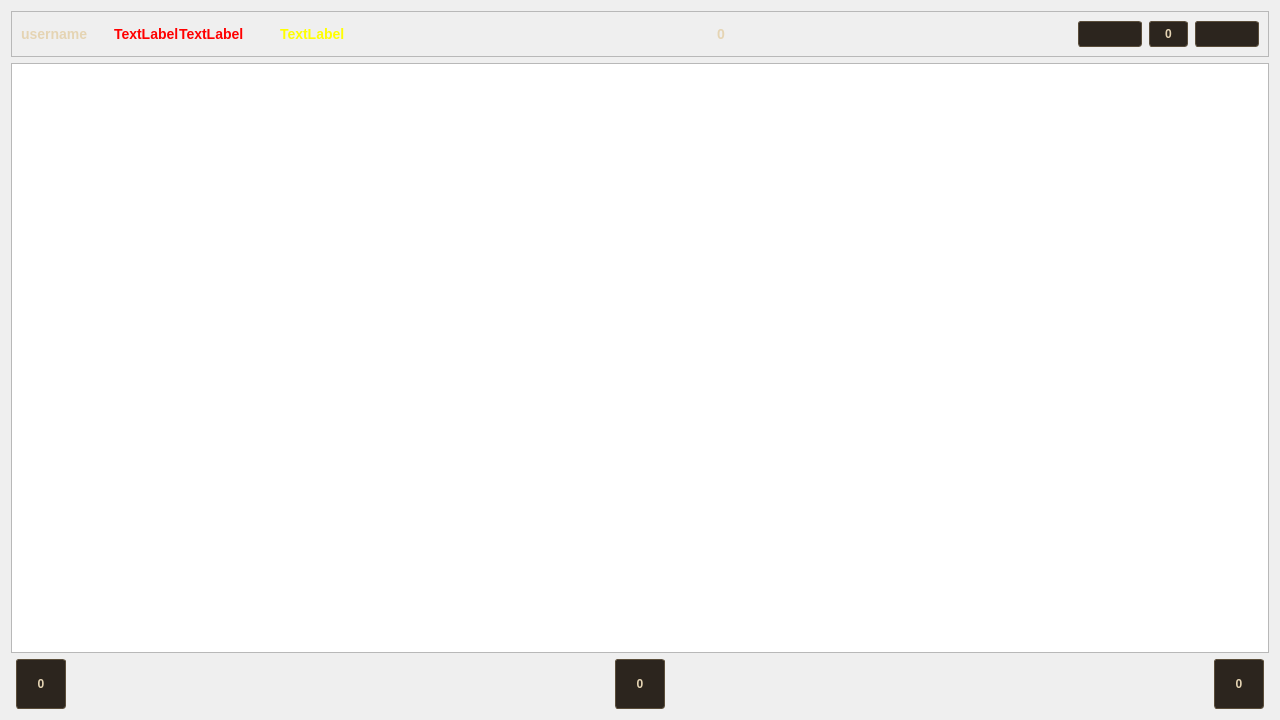
OVahidO/Slay_The_Spire, file gameplay.ui: the form before one commit.
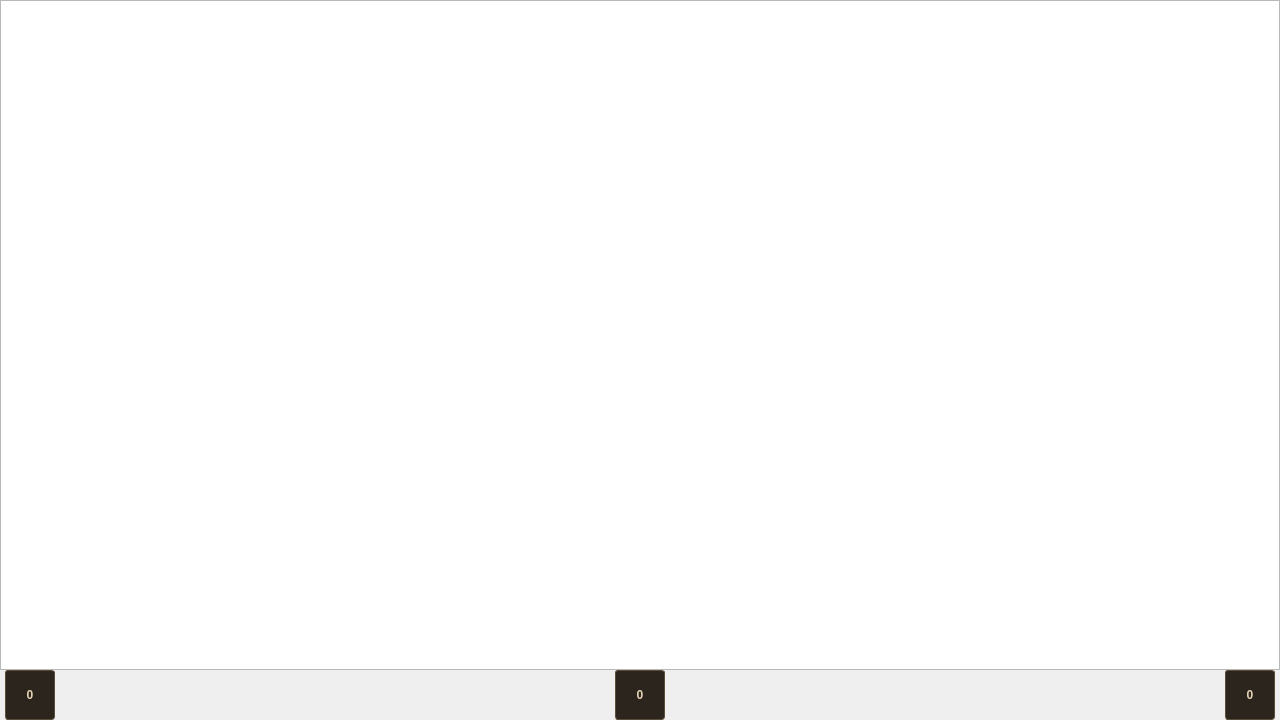
The form after the commit. Icons and pictures are not drawn.

```diff
--- a/gameplay.ui
+++ b/gameplay.ui
@@ -17,308 +17,21 @@
    <string notr="true"/>
   </property>
   <layout class="QVBoxLayout" name="verticalLayout">
-   <item>
-    <widget class="QFrame" name="topBar">
-     <property name="maximumSize">
-      <size>
-       <width>16777215</width>
-       <height>66</height>
-      </size>
-     </property>
-     <property name="styleSheet">
-      <string notr="true">QFrame#topBar{
-}
-
-QLabel {
-    color: #e5d4b3;
-    font-size: 14px;
-    font-weight: bold;
-}
-
-QPushButton {
-    background-color: #2c251e;
-    color: #e5d4b3;
-    border: 1px solid #5a4d3a;
-    padding: 5px 15px;
-    border-radius: 3px;
-    font-weight: bold;
-}
-
-QPushButton:hover {
-    background-color: #41372d;
-    border-color: #8c765c;
-}
-
-QPushButton:pressed {
-    background-color: #1a1612;
-}</string>
-     </property>
-     <property name="frameShape">
-      <enum>QFrame::Shape::StyledPanel</enum>
-     </property>
-     <property name="frameShadow">
-      <enum>QFrame::Shadow::Raised</enum>
-     </property>
-     <layout class="QHBoxLayout" name="horizontalLayout" stretch="0,0,0,0,0,0,0,0,0">
-      <property name="spacing">
-       <number>7</number>
-      </property>
-      <property name="sizeConstraint">
-       <enum>QLayout::SizeConstraint::SetDefaultConstraint</enum>
-      </property>
-      <item>
-       <widget class="QLabel" name="userNameLabel">
-        <property name="text">
-         <string>username</string>
-        </property>
-       </widget>
-      </item>
-      <item>
-       <layout class="QHBoxLayout" name="hpLayout">
-        <property name="spacing">
-         <number>0</number>
-        </property>
-        <property name="leftMargin">
-         <number>10</number>
-        </property>
-        <property name="topMargin">
-         <number>0</number>
-        </property>
-        <property name="rightMargin">
-         <number>10</number>
-        </property>
-        <property name="bottomMargin">
-         <number>0</number>
-        </property>
-        <item>
-         <widget class="QLabel" name="hpIconLabel">
-          <property name="sizePolicy">
-           <sizepolicy hsizetype="Preferred" vsizetype="Preferred">
-            <horstretch>0</horstretch>
-            <verstretch>0</verstretch>
-           </sizepolicy>
-          </property>
-          <property name="maximumSize">
-           <size>
-            <width>40</width>
-            <height>50</height>
-           </size>
-          </property>
-          <property name="text">
-           <string/>
-          </property>
-          <property name="pixmap">
-           <pixmap resource="resources.qrc">:/icons/Pics/Icons/hpIcon.png</pixmap>
-          </property>
-          <property name="scaledContents">
-           <bool>true</bool>
-          </property>
-          <property name="alignment">
-           <set>Qt::AlignmentFlag::AlignCenter</set>
-          </property>
-         </widget>
-        </item>
-        <item>
-         <widget class="QLabel" name="hpLabel">
-          <property name="baseSize">
-           <size>
-            <width>2</width>
-            <height>0</height>
-           </size>
-          </property>
-          <property name="styleSheet">
-           <string notr="true">color: rgb(255, 0, 0);</string>
-          </property>
-          <property name="text">
-           <string>TextLabel</string>
-          </property>
-         </widget>
-        </item>
-        <item>
-         <widget class="QLabel" name="maxHpLabel">
-          <property name="styleSheet">
-           <string notr="true">color: rgb(255, 0, 0);</string>
-          </property>
-          <property name="text">
-           <string>TextLabel</string>
-          </property>
-         </widget>
-        </item>
-       </layout>
-      </item>
-      <item>
-       <layout class="QHBoxLayout" name="coinLayout">
-        <property name="spacing">
-         <number>0</number>
-        </property>
-        <property name="leftMargin">
-         <number>10</number>
-        </property>
-        <property name="topMargin">
-         <number>0</number>
-        </property>
-        <property name="rightMargin">
-         <number>10</number>
-        </property>
-        <item>
-         <widget class="QLabel" name="coinIconLabel">
-          <property name="maximumSize">
-           <size>
-            <width>40</width>
-            <height>50</height>
-           </size>
-          </property>
-          <property name="text">
-           <string/>
-          </property>
-          <property name="pixmap">
-           <pixmap resource="resources.qrc">:/icons/Pics/Icons/Gold.png</pixmap>
-          </property>
-          <property name="scaledContents">
-           <bool>true</bool>
-          </property>
-         </widget>
-        </item>
-        <item>
-         <widget class="QLabel" name="coinLabel">
-          <property name="styleSheet">
-           <string notr="true">color: rgb(255, 255, 0);</string>
-          </property>
-          <property name="text">
-           <string>TextLabel</string>
-          </property>
-         </widget>
-        </item>
-       </layout>
-      </item>
-      <item>
-       <spacer name="horizontalSpacer">
-        <property name="orientation">
-         <enum>Qt::Orientation::Horizontal</enum>
-        </property>
-        <property name="sizeHint" stdset="0">
-         <size>
-          <width>40</width>
-          <height>20</height>
-         </size>
-        </property>
-       </spacer>
-      </item>
-      <item>
-       <layout class="QHBoxLayout" name="horizontalLayout_3">
-        <property name="spacing">
-         <number>0</number>
-        </property>
-        <property name="leftMargin">
-         <number>10</number>
-        </property>
-        <property name="topMargin">
-         <number>0</number>
-        </property>
-        <property name="rightMargin">
-         <number>10</number>
-        </property>
-        <item>
-         <widget class="QLabel" name="levelIconLabel">
-          <property name="maximumSize">
-           <size>
-            <width>60</width>
-            <height>50</height>
-           </size>
-          </property>
-          <property name="text">
-           <string/>
-          </property>
-          <property name="pixmap">
-           <pixmap resource="resources.qrc">:/icons/Pics/Icons/floor.png</pixmap>
-          </property>
-          <property name="scaledContents">
-           <bool>true</bool>
-          </property>
-         </widget>
-        </item>
-        <item>
-         <widget class="QLabel" name="levelLabel">
-          <property name="text">
-           <string>0</string>
-          </property>
-         </widget>
-        </item>
-       </layout>
-      </item>
-      <item>
-       <spacer name="horizontalSpacer_2">
-        <property name="orientation">
-         <enum>Qt::Orientation::Horizontal</enum>
-        </property>
-        <property name="sizeHint" stdset="0">
-         <size>
-          <width>40</width>
-          <height>20</height>
-         </size>
-        </property>
-       </spacer>
-      </item>
-      <item>
-       <widget class="QPushButton" name="mapButton">
-        <property name="styleSheet">
-         <string notr="true"/>
-        </property>
-        <property name="text">
-         <string/>
-        </property>
-        <property name="icon">
-         <iconset resource="resources.qrc">
-          <normaloff>:/icons/Pics/Icons/map.png</normaloff>:/icons/Pics/Icons/map.png</iconset>
-        </property>
-        <property name="iconSize">
-         <size>
-          <width>50</width>
-          <height>50</height>
-         </size>
-        </property>
-       </widget>
-      </item>
-      <item>
-       <widget class="QPushButton" name="deckButton">
-        <property name="styleSheet">
-         <string notr="true"/>
-        </property>
-        <property name="text">
-         <string>0</string>
-        </property>
-        <property name="icon">
-         <iconset resource="resources.qrc">
-          <normaloff>:/icons/Pics/Icons/deck.png</normaloff>:/icons/Pics/Icons/deck.png</iconset>
-        </property>
-        <property name="iconSize">
-         <size>
-          <width>50</width>
-          <height>50</height>
-         </size>
-        </property>
-       </widget>
-      </item>
-      <item>
-       <widget class="QPushButton" name="settingButton">
-        <property name="text">
-         <string/>
-        </property>
-        <property name="icon">
-         <iconset resource="resources.qrc">
-          <normaloff>:/icons/Pics/Icons/settings.png</normaloff>:/icons/Pics/Icons/settings.png</iconset>
-        </property>
-        <property name="iconSize">
-         <size>
-          <width>50</width>
-          <height>50</height>
-         </size>
-        </property>
-       </widget>
-      </item>
-     </layout>
-    </widget>
-   </item>
+   <property name="spacing">
+    <number>0</number>
+   </property>
+   <property name="leftMargin">
+    <number>0</number>
+   </property>
+   <property name="topMargin">
+    <number>0</number>
+   </property>
+   <property name="rightMargin">
+    <number>0</number>
+   </property>
+   <property name="bottomMargin">
+    <number>0</number>
+   </property>
    <item>
     <widget class="QGraphicsView" name="graphicsView"/>
    </item>
```
